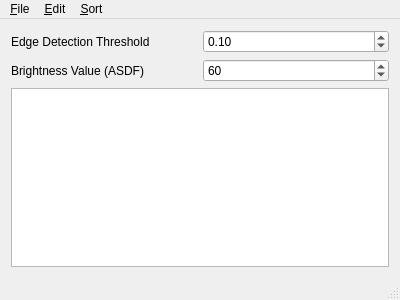
This is mainwindow.ui in thorpelawrence/pixsrt as Qt 5 draws it before an edit. The edited form follows.
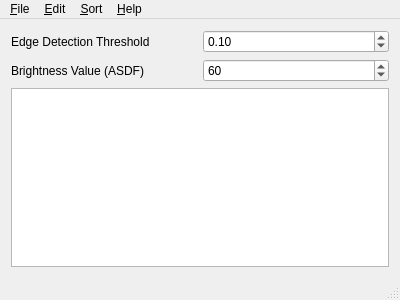
This is the edited form. Icons and pictures are not drawn.

Commit message: Update UI, add build info, fix clang support

```diff
--- a/mainwindow.ui
+++ b/mainwindow.ui
@@ -75,7 +75,7 @@
      <x>0</x>
      <y>0</y>
      <width>400</width>
-     <height>20</height>
+     <height>23</height>
     </rect>
    </property>
    <widget class="QMenu" name="menuFile">
@@ -99,9 +99,17 @@
     <addaction name="actionHorizontal"/>
     <addaction name="actionVertical"/>
    </widget>
+   <widget class="QMenu" name="menuHelp">
+    <property name="title">
+     <string>&amp;Help</string>
+    </property>
+    <addaction name="action_About_SortPixels"/>
+    <addaction name="actionAbout_Qt"/>
+   </widget>
    <addaction name="menuFile"/>
    <addaction name="menuEdit"/>
    <addaction name="menuSort"/>
+   <addaction name="menuHelp"/>
   </widget>
   <widget class="QStatusBar" name="statusBar"/>
   <action name="actionOpen">
```
Left out of the diff: 22 changed lines with no effect on the pictures. The commit also changes 3 other files.
